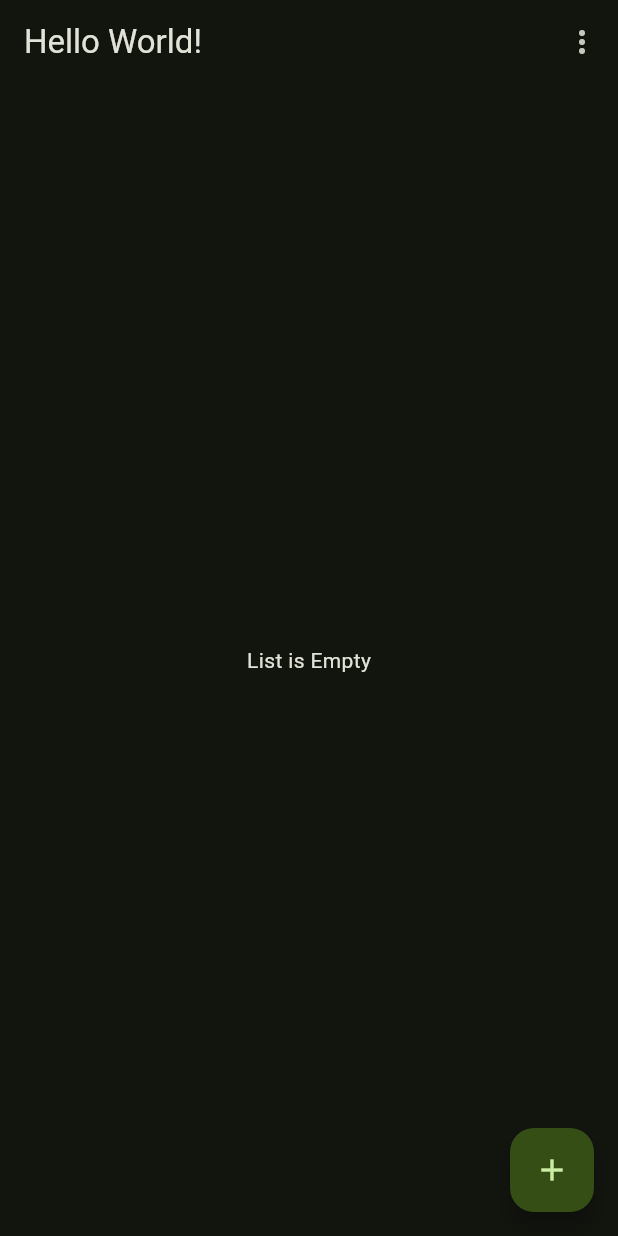
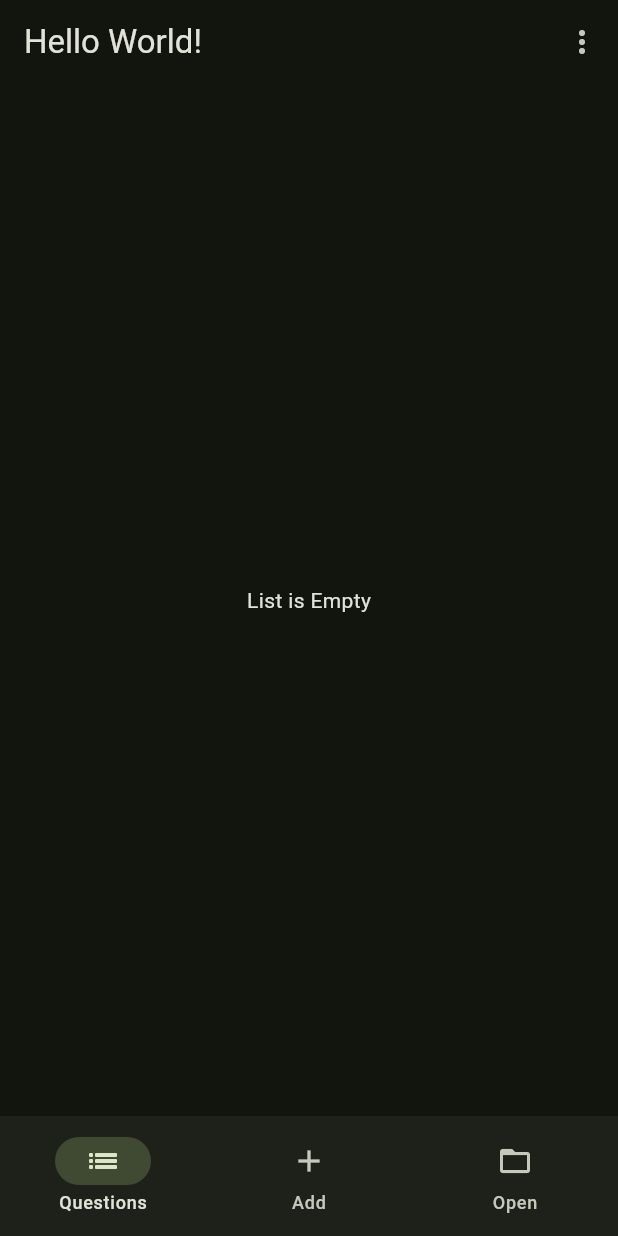
Before and after one commit to SpokeSugar/question_marks, a Flutter app: the screen it shows after launch, on a phone screen of 412 x 824 dp. Run offline on Flutter 3.47's test engine with Material 2 defaults, Android fonts, the light colour scheme and no system bars; drawn by our look-alikes of dynamic_color; our stand-ins replace adaptive_breakpoints, csv, flutter_riverpod, freezed_annotation, go_router, riverpod_annotation; missing offline and left inert: file_selector, grab; generated files the repository leaves out were written again.

```diff
--- a/lib/main.dart
+++ b/lib/main.dart
@@ -1,13 +1,18 @@
+import 'package:adaptive_breakpoints/adaptive_breakpoints.dart';
 import 'package:dynamic_color/dynamic_color.dart';
 import 'package:flutter/material.dart';
 import 'package:flutter_gen/gen_l10n/app_localizations.dart';
 import 'package:flutter_riverpod/flutter_riverpod.dart';
 import 'package:go_router/go_router.dart';
+import 'package:question_marks/mixin/localization_mixin.dart';
 import 'package:question_marks/router/router.dart';
+import 'package:question_marks/screen/create_questions_screen.dart';
+import 'package:question_marks/screen/file_picker.dart';
+import 'package:question_marks/state/home_index.dart';
 import 'package:question_marks/state/question_id_list/question_id_list.dart';
 import 'package:question_marks/state/session_list/session_list.dart';
 
-final _router = GoRouter(routes: $appRoutes);
+final _router = GoRouter(routes: [...$appRoutes]);
 
 void main() {
   runApp(const ProviderScope(child: MyApp()));
@@ -43,23 +48,86 @@ class MyApp extends StatelessWidget {
   }
 }
 
+class _HomeBody extends ConsumerWidget {
+  const _HomeBody({
+    Key? key,
+  }) : super(key: key);
+
+  static const List<Widget> lists = [
+    HomeQuestionList(key: PageStorageKey(0)),
+    CreateQuesionsScreen(
+      key: PageStorageKey(1),
+    ),
+    FilePickerScreen(
+      key: PageStorageKey(2),
+    )
+  ];
+
+  @override
+  Widget build(BuildContext context, WidgetRef ref) {
+    if (lists.length > ref.watch(homeBottomBarIndexProvider)) {
+      return lists[ref.watch(homeBottomBarIndexProvider)];
+    }
+
+    return const Center(
+      child: Text("List is Empty"),
+    );
+  }
+}
+
 class MyHomePage extends ConsumerWidget {
-  const MyHomePage({super.key, required this.title});
+  const MyHomePage({
+    super.key,
+  });
 
-  final String title;
+  @override
+  Widget build(BuildContext context, ref) {
+    final entry = getBreakpointEntry(context).adaptiveWindowType >=
+        AdaptiveWindowType.small;
+    return Scaffold(
+      body: Row(children: [
+        if (ref.watch(
+            homeBottomBarIndexProvider.select((value) => entry && value == 0)))
+          const HomeNavigationRail(),
+        const Expanded(child: _HomeBody())
+      ]),
+      bottomNavigationBar: ref.watch(
+              homeBottomBarIndexProvider.select((value) => entry || value != 0))
+          ? null
+          : const HomeNavigationBar(),
+    );
+  }
+}
+
+class HomeFAB extends ConsumerWidget {
+  const HomeFAB({
+    super.key,
+  });
+
+  @override
+  Widget build(BuildContext context, ref) {
+    return FloatingActionButton(
+      onPressed: () => ref.read(homeBottomBarIndexProvider.notifier).state = 1,
+      child: const Icon(Icons.add),
+    );
+  }
+}
+
+class HomeQuestionList extends ConsumerWidget {
+  const HomeQuestionList({
+    super.key,
+  });
 
   @override
   Widget build(BuildContext context, ref) {
     final length =
         ref.watch(questionIDListStateProvider.select((value) => value.value));
-
-    return Scaffold(
-      body: CustomScrollView(
+    return CustomScrollView(
       slivers: [
         SliverAppBar(
           // Here we take the value from the MyHomePage object that was created by
           // the App.build method, and use it to set our appbar title.
-            title: Text(title),
+          title: Text(context.appL10n.helloWorld),
           actions: const [
             HomeMenu(),
           ],
@@ -88,12 +156,11 @@ class MyHomePage extends ConsumerWidget {
                       trailing: PopupMenuButton(
                           itemBuilder: (BuildContext context) => [
                                 PopupMenuItem(
-                                    child: Text(
-                                        MaterialLocalizations.of(context)
+                                  child: Text(MaterialLocalizations.of(context)
                                       .deleteButtonTooltip),
                                   onTap: () => ref
-                                        .read(questionIDListStateProvider
-                                            .notifier)
+                                      .read(
+                                          questionIDListStateProvider.notifier)
                                       .removeID(index),
                                 )
                               ]),
@@ -114,12 +181,51 @@ class MyHomePage extends ConsumerWidget {
             child: Center(child: Text("List is Empty")),
           )
       ],
-      ),
-      floatingActionButton: FloatingActionButton(
-        onPressed: () => const FilePickerRoute().push(context),
-        child: const Icon(Icons.add),
-      ),
     );
+  }
+}
+
+class HomeNavigationRail extends ConsumerWidget {
+  const HomeNavigationRail({
+    Key? key,
+  }) : super(key: key);
+
+  @override
+  Widget build(BuildContext context, WidgetRef ref) {
+    return NavigationRail(
+      destinations: const [
+        NavigationRailDestination(
+            icon: Icon(Icons.list_outlined), label: Text("Questions")),
+        NavigationRailDestination(
+            icon: Icon(Icons.add_outlined), label: Text("Add")),
+        NavigationRailDestination(
+            icon: Icon(Icons.folder_open_outlined), label: Text("Open")),
+      ],
+      groupAlignment: 0,
+      selectedIndex: ref.watch(homeBottomBarIndexProvider),
+      labelType: NavigationRailLabelType.all,
+      onDestinationSelected: (value) =>
+          ref.read(homeBottomBarIndexProvider.notifier).state = value,
+    );
+  }
+}
+
+class HomeNavigationBar extends ConsumerWidget {
+  const HomeNavigationBar({Key? key}) : super(key: key);
+
+  @override
+  Widget build(BuildContext context, ref) {
+    return NavigationBar(
+        selectedIndex: ref.watch(homeBottomBarIndexProvider),
+        onDestinationSelected: (value) =>
+            ref.read(homeBottomBarIndexProvider.notifier).state = value,
+        destinations: const [
+          NavigationDestination(
+              icon: Icon(Icons.list_outlined), label: "Questions"),
+          NavigationDestination(icon: Icon(Icons.add_outlined), label: "Add"),
+          NavigationDestination(
+              icon: Icon(Icons.folder_open_outlined), label: "Open"),
+        ]);
   }
 }
 
--- a/lib/router/rotes/home_route.part.dart
+++ b/lib/router/rotes/home_route.part.dart
@@ -11,8 +11,6 @@ class HomeRoute extends GoRouteData {
     if (kIsWeb) {
       return const WebEntry();
     }
-    return MyHomePage(
-      title: context.appL10n.helloWorld,
-    );
+    return const MyHomePage();
   }
 }
--- a/lib/screen/question_page.dart
+++ b/lib/screen/question_page.dart
@@ -22,7 +22,6 @@ class QuestionPage extends StatelessWidget {
   @override
   Widget build(BuildContext context) {
     final canPop = ModalRoute.of(context)?.canPop ?? false;
-
     return Scaffold(
       body: CustomScrollView(
         slivers: [
--- a/lib/state/file_loading_state/file_loading_state_notifier.dart
+++ b/lib/state/file_loading_state/file_loading_state_notifier.dart
@@ -120,9 +120,12 @@ class FileLoadingSession extends _$FileLoadingSession {
               final tempFile =
                   File(p.join(tempImageDirectory.absolute.path, imagePath));
 
-              await file.copy(
+              final copyFile = await file.copy(
                 tempFile.path,
               );
+
+              await copyFile.rename(p.join(
+                  tempImageDirectory.absolute.path, imagePath.toLowerCase()));
             }
           } catch (e) {
             debugPrint(
--- a/lib/state/home_index.dart
+++ b/lib/state/home_index.dart
@@ -0,0 +1,5 @@
+import 'package:flutter_riverpod/flutter_riverpod.dart';
+
+final homeBottomBarIndexProvider = StateProvider.autoDispose<int>((ref) {
+  return 0;
+});
```
Also changed, not shown: lib/component/back_home_button.dart (+17 -0 lines), lib/component/question_text_field.dart (+22 -0 lines), lib/component/question_text_field_provider.dart (+16 -0 lines), lib/component/title_text_field.dart (+47 -0 lines), lib/screen/create_questions_screen.dart (+23 -0 lines), lib/screen/file_picker.dart (+11 -59 lines), lib/state/question_id_list/question_id_list.dart (+6 -3 lines), lib/state/question_manager/question_manager.dart (+3 -4 lines), lib/state/question_id_list/question_id_list.g.dart, lib/state/question_manager/question_manager.g.dart, pubspec.lock. Lines whose indentation alone changed are shown as unchanged.
